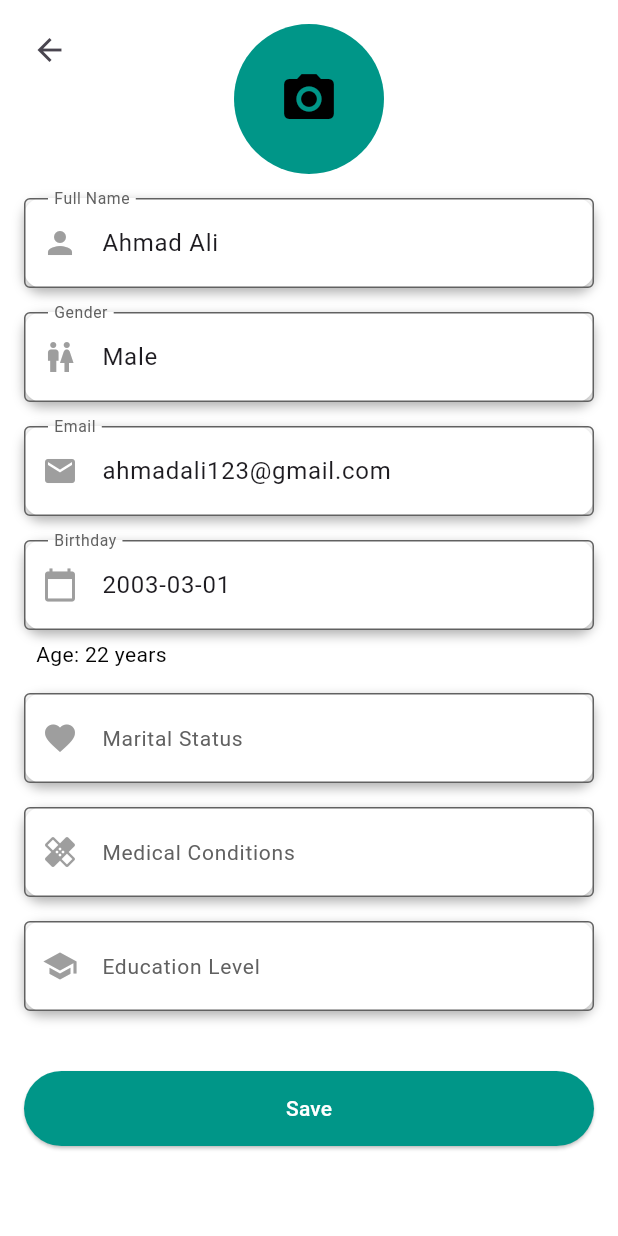
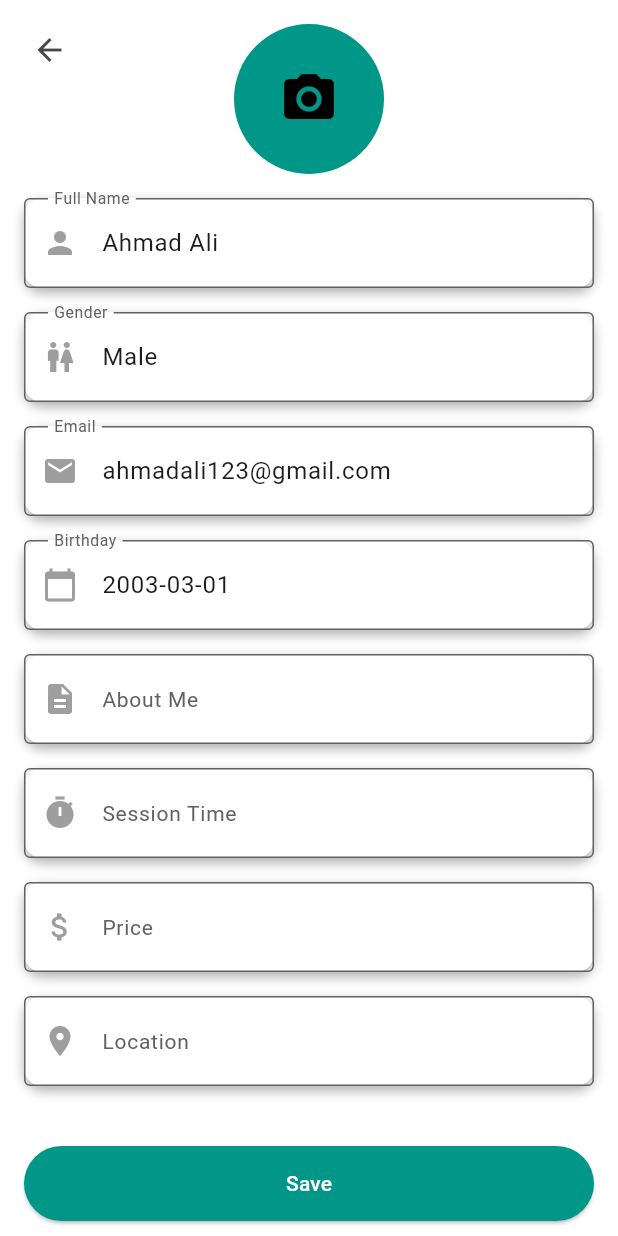
Before and after one commit to nada3bd/NAFS_APP, a Flutter app: the EditProfileScreen screen opened directly, on a phone screen of 412 x 824 dp. Run offline on Flutter 3.47's test engine with Material 3 defaults, Android fonts, the phone set to English and light mode, and no system bars; our stand-ins replace flutter_bloc, image_picker; missing offline and left inert: duration_picker.

Commit message:
11th commit

```diff
--- a/lib/views/doctorinformationspage.dart
+++ b/lib/views/doctorinformationspage.dart
@@ -91,7 +91,7 @@ class _DoctorInformationsPageState extends State<DoctorInformationsPage>
                 GoToChatButton(
                   buttonText: 'Go to Chat',
                   onPressed: () {
-                    Navigator.push(context, MaterialPageRoute( builder: (context) => const  EditProfileScreen(accountType: 'patient',),));
+                    Navigator.push(context, MaterialPageRoute( builder: (context) => const  EditProfileScreen(accountType: 'doctor',),));
                     // Navigator.push(
                     //   context,
                     //   MaterialPageRoute(
--- a/lib/widgets/textfield.dart
+++ b/lib/widgets/textfield.dart
@@ -1,4 +1,5 @@
 import 'package:flutter/material.dart';
+import 'package:flutter/services.dart';
 
 class CustomTextField extends StatefulWidget {
   final String label;
@@ -12,7 +13,7 @@ class CustomTextField extends StatefulWidget {
   final DateTime? dateOfBirth;
   final ScrollController? scrollController;
   const CustomTextField({
-    Key? key,
+    super.key,
     required this.label,
     required this.value,
     required this.icon,
@@ -23,12 +24,13 @@ class CustomTextField extends StatefulWidget {
     this.isPatient = false,
     this.dateOfBirth,
     this.scrollController,
-  }) : super(key: key);
+  });
+
   @override
-  _CustomTextFieldState createState() => _CustomTextFieldState();
+  CustomTextFieldState createState() => CustomTextFieldState();
 }
 
-class _CustomTextFieldState extends State<CustomTextField> {
+class CustomTextFieldState extends State<CustomTextField> {
   late TextEditingController _controller;
   late FocusNode _focusNode;
   String? _errorText;
@@ -58,15 +60,25 @@ class _CustomTextFieldState extends State<CustomTextField> {
   }
 
   void _validate(String value) {
-    if (!widget.readOnly && value.trim().isEmpty) {
+    if (value.trim().isEmpty && widget.label == 'Session Time') {
       setState(() {
         _errorText = "This field is required";
+      });
+    } else if (widget.label.toLowerCase() == 'email' && !_isValidEmail(value)) {
+      setState(() {
+        _errorText = "Oops! Please enter a valid email address.";
       });
     } else {
       setState(() {
         _errorText = null;
       });
     }
+  }
+
+  bool _isValidEmail(String value) {
+    final emailRegex =
+        RegExp(r'^[a-zA-Z0-9._%+-]+@[a-zA-Z0-9.-]+\.[a-zA-Z]{2,}$');
+    return emailRegex.hasMatch(value);
   }
 
   @override
@@ -111,8 +123,7 @@ class _CustomTextFieldState extends State<CustomTextField> {
                   readOnly: widget.readOnly,
                   onTap: () {
                     if (widget.readOnly) {
-                      FocusScope.of(context)
-                          .requestFocus(FocusNode());
+                      FocusScope.of(context).requestFocus(FocusNode());
                     } else {
                       widget.onTap?.call();
                       WidgetsBinding.instance.addPostFrameCallback((_) {
@@ -126,6 +137,12 @@ class _CustomTextFieldState extends State<CustomTextField> {
                     }
                   },
                   focusNode: _focusNode,
+                  inputFormatters: widget.label == "Price"
+                      ? [
+                          FilteringTextInputFormatter.allow(
+                              RegExp(r'^\d+(\.\d{0,2})?$')),
+                        ]
+                      : [],
                   decoration: InputDecoration(
                     contentPadding: const EdgeInsets.symmetric(
                         vertical: 18, horizontal: 16),
@@ -138,6 +155,7 @@ class _CustomTextFieldState extends State<CustomTextField> {
                     ),
                     prefixIcon: Icon(widget.icon,
                         color: _focusNode.hasFocus ? Colors.teal : Colors.grey),
+                    suffixText: widget.label == "Price" ? " JD" : null,
                     enabledBorder: OutlineInputBorder(
                       borderSide: BorderSide(
                           color: _errorText != null
@@ -164,25 +182,13 @@ class _CustomTextFieldState extends State<CustomTextField> {
                 ),
             ],
           ),
-          if (widget.isPatient &&
-              widget.dateOfBirth != null &&
-              widget.label == 'Birthday')
-            Padding(
-              padding: const EdgeInsets.only(top: 6, left: 8),
-              child: Text('Age: ${calculateAge(widget.dateOfBirth!)} years',
-                  style: const TextStyle(color: Color.fromARGB(255, 3, 3, 3))),
-            ),
           const SizedBox(height: 16),
         ],
       ),
     );
   }
+
+  void validateExternally() {
+    _validate(_controller.text);
+  }
 }
-
-int calculateAge(DateTime dob) {
-  final today = DateTime.now();
-  int age = today.year - dob.year;
-  if (today.month < dob.month ||
-      (today.month == dob.month && today.day < dob.day)) age--;
-  return age;
-}
--- a/pubspec.yaml
+++ b/pubspec.yaml
@@ -33,7 +33,7 @@ dependencies:
   flutter_bloc: ^8.1.2
   image_picker: ^1.0.4
   intl: ^0.18.1
-
+  duration_picker: ^1.2.0
 
   # The following adds the Cupertino Icons font to your application.
   # Use with the CupertinoIcons class for iOS style icons.
```
Also changed, not shown: lib/views/editprofilepage.dart (+46 -11 lines), pubspec.lock.
